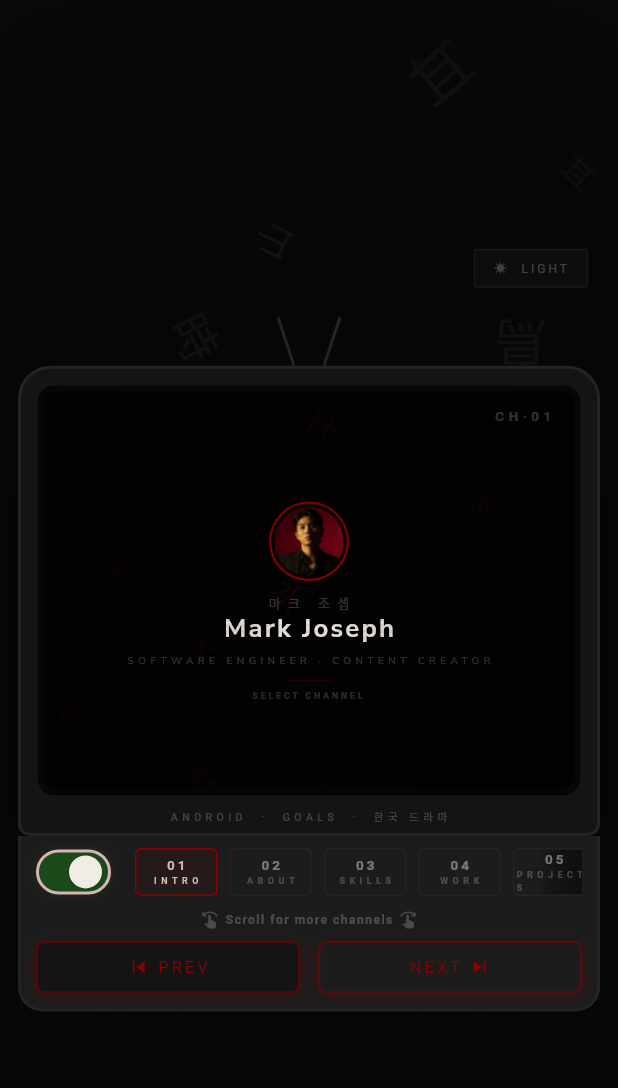
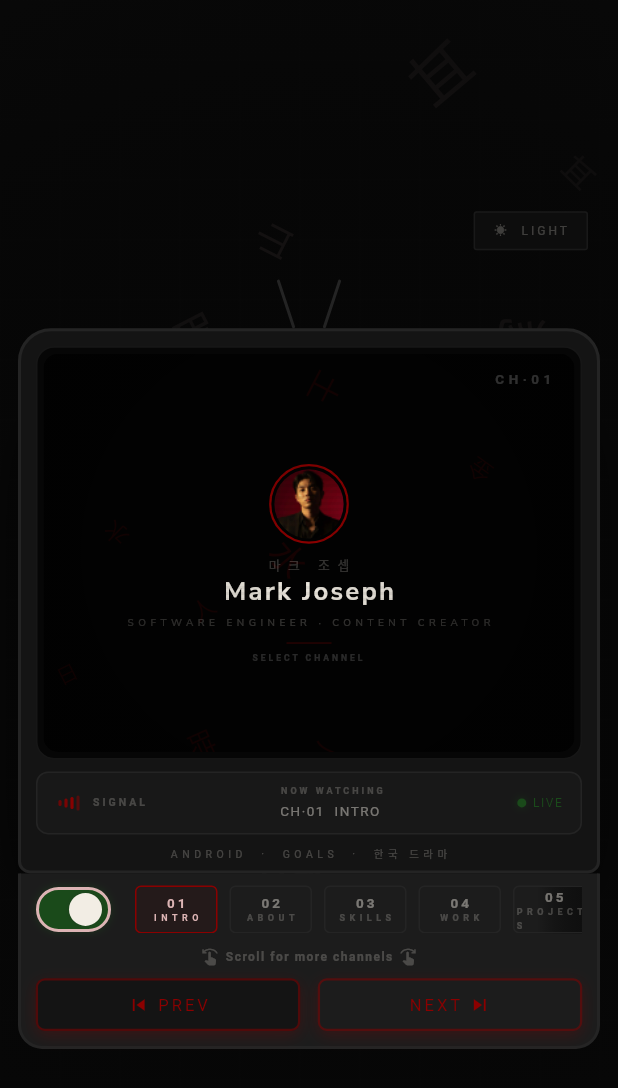
Before and after one commit to MarkJoseph1216/FlutterPorfolio, a Flutter app: the screen it shows after launch, on a phone screen of 412 x 824 dp. Shown: the top 1088 px of the screen. Run offline on Flutter 3.47's test engine with Material 3 defaults, Android fonts, the phone set to English and light mode, and no system bars; our stand-ins replace google_fonts; missing offline and left inert: dart:js; Roboto replaces fonts that are missing (Courier Prime).

Commit message:
added mobile info bar for better user experience

```diff
--- a/lib/presentation/screens/home/tv_set.dart
+++ b/lib/presentation/screens/home/tv_set.dart
@@ -15,6 +15,7 @@ import '../../widgets/common/knob_widget.dart';
 import '../../widgets/sections/desktop_info_bar.dart';
 import '../../widgets/sections/mobile_controls.dart';
 import '../../widgets/background/screen_kanji_background.dart';
+import '../../widgets/sections/mobile_info_bar.dart';
 import '../channels/channel_content.dart';
 
 class TvSet extends StatefulWidget {
@@ -194,6 +195,9 @@ class _TvSetState extends State<TvSet> with SingleTickerProviderStateMixin {
                 if (!isCompact) ...[
                   const SizedBox(height: 12),
                   DesktopInfoBar(current: _current, powered: _powered),
+                ] else if (isMobile) ...[
+                  const SizedBox(height: 8),
+                  MobileInfoBar(current: _current, powered: _powered),
                 ],
                 const SizedBox(height: 8),
                 AnimatedDefaultTextStyle(
--- /dev/null
+++ b/lib/presentation/widgets/sections/mobile_info_bar.dart
@@ -0,0 +1,155 @@
+import 'package:flutter/cupertino.dart';
+
+import '../../../core/constants/app_colors.dart';
+import '../../../core/constants/app_fonts.dart';
+import '../../../data/models/channel_model.dart';
+
+import 'package:flutter/material.dart';
+import '../../../core/constants/app_colors.dart';
+import '../../../core/constants/app_fonts.dart';
+import '../../../data/models/channel_model.dart';
+
+class MobileInfoBar extends StatefulWidget {
+  const MobileInfoBar({super.key, required this.current, required this.powered});
+  final ChannelModel current;
+  final bool powered;
+
+  @override
+  State<MobileInfoBar> createState() => _MobileInfoBarState();
+}
+
+class _MobileInfoBarState extends State<MobileInfoBar> with SingleTickerProviderStateMixin {
+  late final AnimationController _signalController;
+
+  @override
+  void initState() {
+    super.initState();
+    _signalController = AnimationController(
+      vsync: this,
+      duration: const Duration(milliseconds: 2000),
+    )..repeat(reverse: true);
+  }
+
+  @override
+  void dispose() {
+    _signalController.dispose();
+    super.dispose();
+  }
+
+  @override
+  Widget build(BuildContext context) {
+    final colors = AppColors.of(context);
+
+    return AnimatedOpacity(
+      duration: const Duration(milliseconds: 400),
+      opacity: widget.powered ? 1.0 : 0.3,
+      child: Container(
+        padding: const EdgeInsets.symmetric(horizontal: 12, vertical: 8),
+        decoration: BoxDecoration(
+          color: colors.surfaceAlt.withOpacity(0.5),
+          borderRadius: BorderRadius.circular(8),
+          border: Border.all(color: colors.border),
+        ),
+        child: Row(
+          mainAxisAlignment: MainAxisAlignment.spaceBetween,
+          children: [
+            Row(
+              children: [
+                _AnimatedSignalBarsMobile(controller: _signalController),
+                const SizedBox(width: 8),
+                Text(
+                  'SIGNAL',
+                  style: AppFonts.tvChannel(color: colors.textMuted, size: 7, letterSpacing: 2),
+                ),
+              ],
+            ),
+
+            Column(
+              crossAxisAlignment: CrossAxisAlignment.start,
+              children: [
+                Text(
+                  'NOW WATCHING',
+                  style: AppFonts.tvChannel(color: colors.textMuted, size: 6, letterSpacing: 2),
+                ),
+                const SizedBox(height: 2),
+                Text(
+                  'CH·0${widget.current.number}  ${widget.current.en}',
+                  style: AppFonts.tvRetro(color: colors.textSecondary, size: 9, letterSpacing: 1),
+                ),
+              ],
+            ),
+
+            Row(
+              children: [
+                Container(
+                  width: 6,
+                  height: 6,
+                  decoration: BoxDecoration(
+                    shape: BoxShape.circle,
+                    color: widget.powered ? colors.tvPowerOn : colors.textMuted,
+                    boxShadow: widget.powered ? [
+                      BoxShadow(
+                        color: colors.tvPowerOn.withOpacity(0.5),
+                        blurRadius: 4,
+                      ),
+                    ] : [],
+                  ),
+                ),
+                const SizedBox(width: 4),
+                Text(
+                  widget.powered ? 'LIVE' : 'OFF',
+                  style: AppFonts.tvRetro(
+                    color: widget.powered ? colors.tvPowerOn : colors.textMuted,
+                    size: 8,
+                    letterSpacing: 1,
+                  ),
+                ),
+              ],
+            ),
+          ],
+        ),
+      ),
+    );
+  }
+}
+
+class _AnimatedSignalBarsMobile extends StatelessWidget {
+  const _AnimatedSignalBarsMobile({required this.controller});
+  final AnimationController controller;
+
+  @override
+  Widget build(BuildContext context) {
+    final colors = AppColors.of(context);
+
+    return Row(
+      children: List.generate(4, (index) {
+        final heights = [4.0, 6.0, 8.0, 10.0];
+
+        return Container(
+          width: 2,
+          height: heights[index],
+          margin: const EdgeInsets.only(left: 2),
+          decoration: BoxDecoration(
+            color: colors.tvAccent.withOpacity(0.4),
+            borderRadius: BorderRadius.circular(1),
+          ),
+          child: AnimatedBuilder(
+            animation: controller,
+            builder: (context, _) {
+              final intensity = (index + 1) / 4;
+              final opacity = 0.3 + (controller.value * intensity);
+              return Container(
+                width: 2,
+                height: heights[index] * (0.3 + (controller.value * intensity)),
+                decoration: BoxDecoration(
+                  color: colors.tvAccent.withOpacity(opacity),
+                  borderRadius: BorderRadius.circular(1),
+                ),
+              );
+            },
+          ),
+        );
+      }),
+    );
+  }
+}
```
